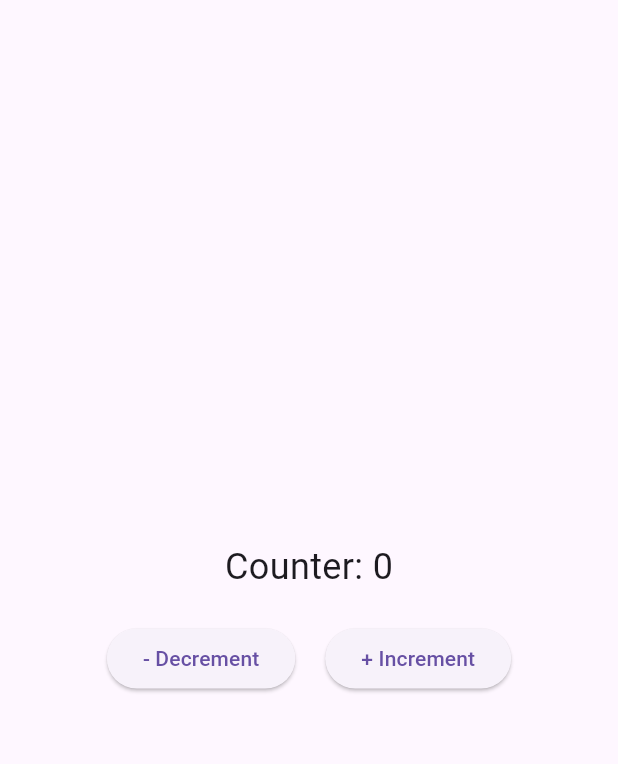
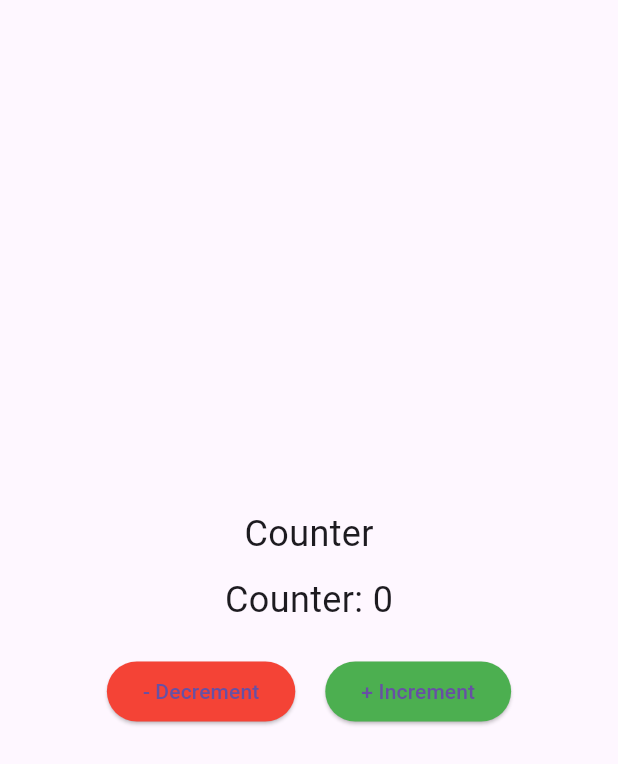
Before and after one commit to moritejas/flutter_widgets, a Flutter app: the CounterButtonComponent screen opened directly, on a phone screen of 412 x 824 dp. Shown: the top 764 px of the screen. Run offline on Flutter 3.47's test engine with Material 3 defaults, Android fonts, the phone set to English and light mode, and no system bars; our stand-ins replace audioplayers, badges, barcode_widget, cached_network_image, carousel_slider, expandable and 15 more; missing offline and left inert: pdfx, swipeable_card_stack; network calls fail.

Commit message:
Initial commit

```diff
--- a/lib/Component/Audio Player/audio_player.dart
+++ b/lib/Component/Audio Player/audio_player.dart
@@ -24,7 +24,6 @@
       @override
       Widget build(BuildContext context) {
         return Scaffold(
-          appBar: AppBar(title: const Text("Audio Player Example")),
           body: Center(child: Column(mainAxisAlignment: MainAxisAlignment.center,
               children: [IconButton(
                   icon: Icon(isPlaying ? Icons.pause : Icons.play_arrow),
--- a/lib/Component/Button/button.dart
+++ b/lib/Component/Button/button.dart
@@ -7,7 +7,8 @@ class ButtonComponent extends StatelessWidget {
   Widget build(BuildContext context) {
     return Scaffold(
         appBar: AppBar(),
-        body: ElevatedButton(
+        body: Center(
+          child: ElevatedButton(
             onPressed: () {},
             style: ElevatedButton.styleFrom(
               backgroundColor: Colors.blue, // Background color
@@ -31,6 +32,7 @@ class ButtonComponent extends StatelessWidget {
               alignment: Alignment.center, // Alignment of child within button
             ),
             child: const Text("Elevated Button"),
+          ),
         ));
   }
 }
--- a/lib/Component/Counter Button/counter_button.dart
+++ b/lib/Component/Counter Button/counter_button.dart
@@ -1,7 +1,20 @@
 import 'package:flutter/material.dart';
 
 class CounterButtonComponent extends StatefulWidget {
-  const CounterButtonComponent({super.key});
+  final String title; // Title above the counter
+  final TextStyle textStyle; // Text style for the counter display
+  final Color incrementColor; // Color for the increment button
+  final Color decrementColor; // Color for the decrement button
+  final int initialValue; // Initial counter value
+
+  const CounterButtonComponent({
+    Key? key,
+    this.title = 'Counter',
+    this.textStyle = const TextStyle(fontSize: 24.0),
+    this.incrementColor = Colors.green,
+    this.decrementColor = Colors.red,
+    this.initialValue = 0,
+  }) : super(key: key);
 
   @override
   State<CounterButtonComponent> createState() => _CounterButtonComponentState();
@@ -9,7 +22,13 @@ class CounterButtonComponent extends StatefulWidget {
 
 class _CounterButtonComponentState extends State<CounterButtonComponent> {
   // Variable to track the counter value
-  int _counter = 0;
+  late int _counter;
+
+  @override
+  void initState() {
+    super.initState();
+    _counter = widget.initialValue; // Set initial counter value
+  }
 
   @override
   Widget build(BuildContext context) {
@@ -19,14 +38,22 @@ class _CounterButtonComponentState extends State<CounterButtonComponent> {
           mainAxisAlignment: MainAxisAlignment.center,
           children: [
             Text(
+              widget.title,
+              style: widget.textStyle,
+            ),
+            const SizedBox(height: 10),
+            Text(
               'Counter: $_counter',
-              style: const TextStyle(fontSize: 24.0),
+              style: widget.textStyle,
             ),
             const SizedBox(height: 20),
             Row(
               mainAxisAlignment: MainAxisAlignment.center,
               children: [
                 ElevatedButton(
+                  style: ElevatedButton.styleFrom(
+                    backgroundColor: widget.decrementColor, // Set button color
+                  ),
                   onPressed: () {
                     setState(() {
                       _counter--; // Decrement the counter
@@ -36,6 +63,9 @@ class _CounterButtonComponentState extends State<CounterButtonComponent> {
                 ),
                 const SizedBox(width: 20),
                 ElevatedButton(
+                  style: ElevatedButton.styleFrom(
+                    backgroundColor: widget.incrementColor, // Set button color
+                  ),
                   onPressed: () {
                     setState(() {
                       _counter++; // Increment the counter
--- a/lib/Component/Credit Card Form/cradit_card_form.dart
+++ b/lib/Component/Credit Card Form/cradit_card_form.dart
@@ -1,5 +1,4 @@
 import 'package:flutter/material.dart';
-// import 'package:flutter_credit_card/flutter_credit_card.dart';
 
 class CreditCardFormComponent extends StatefulWidget {
   const CreditCardFormComponent({super.key});
--- a/lib/Homepage/homepage.dart
+++ b/lib/Homepage/homepage.dart
@@ -160,7 +160,7 @@ class _HomepageState extends State<Homepage> {
               sizedbox(),
               allComponents(name: "Rich Text", page: const RichTextComponent()),
               sizedbox(),
-              allComponents(name: "Circle Image", page: const CilrcleImageComponent()),
+              allComponents(name: "Circle Image", page: const CircleImageComponent()),
               sizedbox(),
               allComponents(name: "Icon", page: const IconComponent()),
               sizedbox(),
```
Also changed, not shown: lib/Component/Card/card.dart (+3 -10 lines), lib/Component/Circle Image/circle_image.dart (+44 -10 lines), lib/Component/Column/column.dart (+13 -5 lines), lib/Component/Data Table/data_table.dart (+16 -19 lines), lib/main.dart (+4 -3 lines), pubspec.lock, 3 other files. Lines whose indentation alone changed are shown as unchanged.
